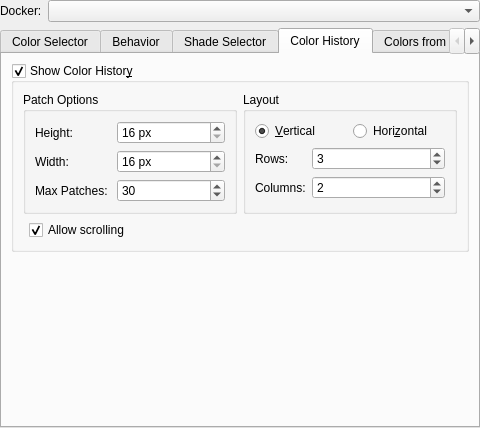
This is plugins/dockers/advancedcolorselector/wdg_color_selector_settings.ui in KDE/krita as Qt 5 draws it before an edit. The edited form follows.
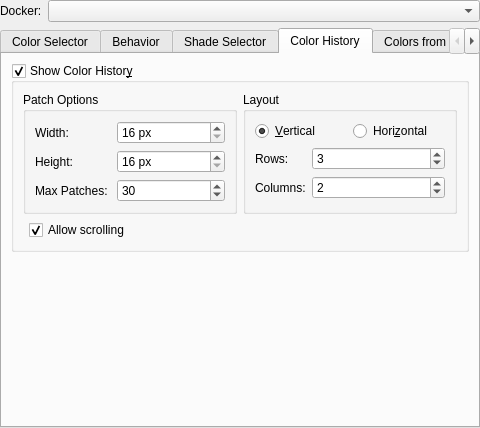
This is the edited form. The open tabs and pages were chosen to show the change. Custom widgets are drawn as their Qt base class.

Commit message:
Fix height and width mixed up in color history
Before this commit, adjusting Height would adjust the width
of the color swatch, and adjusting the Width would adjust the height
of it.
Since it only changes the text on screen (other than that, the code
is consistent), it won't change the look of color selector
for anyone who already adjusted it to their liking.

BUG:444070

What changed in the file:
```diff
--- a/plugins/dockers/advancedcolorselector/wdg_color_selector_settings.ui
+++ b/plugins/dockers/advancedcolorselector/wdg_color_selector_settings.ui
@@ -642,7 +642,7 @@
                  <item row="0" column="0">
                   <widget class="QLabel" name="label_14">
                    <property name="text">
-                    <string>Height:</string>
+                    <string>Width:</string>
                    </property>
                   </widget>
                  </item>
@@ -662,7 +662,7 @@
                  <item row="1" column="0">
                   <widget class="QLabel" name="label">
                    <property name="text">
-                    <string>Width: </string>
+                    <string>Height: </string>
                    </property>
                   </widget>
                  </item>
```
